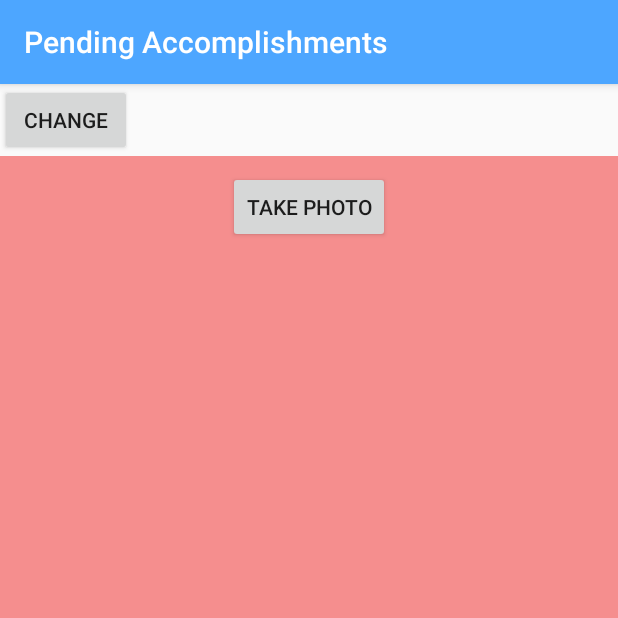
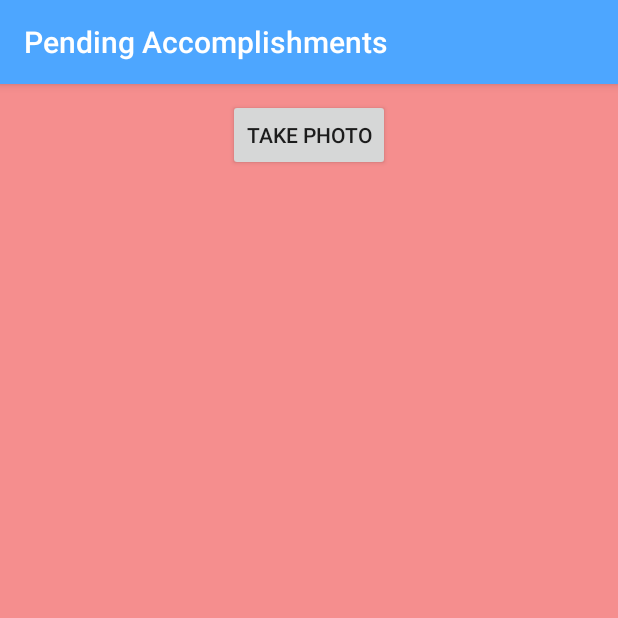
Before and after one commit to iBeket/VezbaAcumenics, an Android app: the FragmentActivity screen opened directly, with no data from a screen before it, on a phone screen of 412 x 824 dp, the top half of it. Run offline under Robolectric (Android 15) with nearby library versions, the phone set to English and light mode, and no system bars.

Commit message:
implementing viewPager with fragments as well as animation when we scroll from left to right and vice versa

```diff
--- /dev/null
+++ b/app/src/main/java/com/example/milos/vezba/DepthPageTransformer.java
@@ -0,0 +1,45 @@
+package com.example.milos.vezba;
+
+import android.support.v4.view.ViewPager;
+import android.view.View;
+
+/**
+ * Created by Milos on 19-Jul-17.
+ */
+
+public class DepthPageTransformer implements ViewPager.PageTransformer {
+    private static final float MIN_SCALE = 0.75f;
+
+    public void transformPage(View view, float position) {
+        int pageWidth = view.getWidth();
+
+        if (position < -1) { // [-Infinity,-1)
+            // This page is way off-screen to the left.
+            view.setAlpha(0);
+
+        } else if (position <= 0) { // [-1,0]
+            // Use the default slide transition when moving to the left page
+            view.setAlpha(1);
+            view.setTranslationX(0);
+            view.setScaleX(1);
+            view.setScaleY(1);
+
+        } else if (position <= 1) { // (0,1]
+            // Fade the page out.
+            view.setAlpha(1 - position);
+
+            // Counteract the default slide transition
+            view.setTranslationX(pageWidth * -position);
+
+            // Scale the page down (between MIN_SCALE and 1)
+            float scaleFactor = MIN_SCALE
+                    + (1 - MIN_SCALE) * (1 - Math.abs(position));
+            view.setScaleX(scaleFactor);
+            view.setScaleY(scaleFactor);
+
+        } else { // (1,+Infinity]
+            // This page is way off-screen to the right.
+            view.setAlpha(0);
+        }
+    }
+}
--- a/app/src/main/java/com/example/milos/vezba/FragmentActivity.java
+++ b/app/src/main/java/com/example/milos/vezba/FragmentActivity.java
@@ -3,13 +3,12 @@ package com.example.milos.vezba;
 import android.Manifest;
 import android.app.FragmentManager;
 import android.app.FragmentTransaction;
-import android.content.pm.ActivityInfo;
+import android.content.Context;
 import android.content.pm.PackageManager;
-import android.content.res.Configuration;
 import android.os.Bundle;
-import android.os.Handler;
 import android.support.v4.app.ActivityCompat;
 import android.support.v4.content.ContextCompat;
+import android.support.v4.view.ViewPager;
 import android.support.v7.app.AppCompatActivity;
 
 import android.view.View;
@@ -24,9 +23,8 @@ public class FragmentActivity extends AppCompatActivity {
 
     private Button photo;
     private Button video;
-    private Button change;
-    private boolean isClicked =false;
-
+    private ViewPager viewPager;
+    private PageAdapter pageAdapter;
 
     protected void onCreate(Bundle savedInstanceState) {
         super.onCreate(savedInstanceState);
@@ -34,43 +32,19 @@ public class FragmentActivity extends AppCompatActivity {
 
         photo = (Button) findViewById(R.id.button_fragment_photo);
         video = (Button) findViewById(R.id.button_fragment_video);
-        change = (Button) findViewById(R.id.change);
+        viewPager = (ViewPager) findViewById(R.id.viewPager);
+
+        pageAdapter = new PageAdapter(getSupportFragmentManager());
+        viewPager.setPageTransformer(true, new DepthPageTransformer());
+        viewPager.setAdapter(pageAdapter);
+
         //permissions for camera
         if (ContextCompat.checkSelfPermission(this, Manifest.permission.CAMERA) != PackageManager.PERMISSION_GRANTED) {
             photo.setEnabled(false);
             ActivityCompat.requestPermissions(this, new String[]{Manifest.permission.CAMERA, Manifest.permission.WRITE_EXTERNAL_STORAGE}, 0);
         }
-        FragmentManager fragmentManager = getFragmentManager();
-        FragmentTransaction fragmentTransaction = fragmentManager.beginTransaction();
+    }
 
-        FragmentClass1 frg1 = new FragmentClass1();
-        fragmentTransaction.replace(R.id.fragment_container, frg1);
-        fragmentTransaction.commit();
-        isClicked=true;
-        change.setOnClickListener(new View.OnClickListener() {
-            @Override
-            public void onClick(View v) {
-                if (!isClicked) {
-                    FragmentManager fragmentManager = getFragmentManager();
-                    FragmentTransaction fragmentTransaction = fragmentManager.beginTransaction();
-
-                    FragmentClass1 frg1 = new FragmentClass1();
-                    fragmentTransaction.replace(R.id.fragment_container, frg1);
-                    fragmentTransaction.commit();
-                    isClicked=true;
-                } else {
-                    FragmentManager fragmentManager1 = getFragmentManager();
-                    FragmentTransaction fragmentTransaction1 = fragmentManager1.beginTransaction();
-
-                    FragmentClass2 frg2 = new FragmentClass2();
-                    fragmentTransaction1.replace(R.id.fragment_container, frg2);
-                    fragmentTransaction1.commit();
-                    isClicked=false;
-                }
-            }
-        });
-
-    }
     //permissions for camera
     @Override
     public void onRequestPermissionsResult(int requestCode, String[] permissions, int[] grantResults) {
--- a/app/src/main/java/com/example/milos/vezba/FragmentClass1.java
+++ b/app/src/main/java/com/example/milos/vezba/FragmentClass1.java
@@ -1,10 +1,11 @@
 package com.example.milos.vezba;
 
-import android.app.Fragment;
+
 import android.content.Intent;
 import android.graphics.Bitmap;
 import android.os.Bundle;
 import android.support.annotation.Nullable;
+import android.support.v4.app.Fragment;
 import android.view.LayoutInflater;
 import android.view.View;
 import android.view.ViewGroup;
@@ -24,8 +25,8 @@ public class FragmentClass1 extends Fragment {
     private Bitmap bmp;
 
     public View onCreateView(LayoutInflater inflater, ViewGroup container, Bundle savedInstanceState) {
-        return inflater.inflate(R.layout.actyvity_fragment_photo, container, false);
-
+        View view = inflater.inflate(R.layout.actyvity_fragment_photo, container, false);
+        return view;
     }
 
     @Override
@@ -53,5 +54,4 @@ public class FragmentClass1 extends Fragment {
             imageFr.setImageBitmap(bmp);
         }
     }
-
 }
--- a/app/src/main/java/com/example/milos/vezba/FragmentClass2.java
+++ b/app/src/main/java/com/example/milos/vezba/FragmentClass2.java
@@ -1,25 +1,26 @@
 package com.example.milos.vezba;
 
-import android.app.Fragment;
+
+
+
 import android.content.Context;
 import android.content.Intent;
 import android.content.pm.ActivityInfo;
 import android.net.Uri;
 import android.os.Bundle;
-import android.os.Environment;
 import android.provider.MediaStore;
 import android.support.annotation.Nullable;
-import android.support.v4.content.ContextCompat;
+import android.support.v4.app.Fragment;
 import android.view.LayoutInflater;
 import android.view.MotionEvent;
 import android.view.View;
 import android.view.ViewGroup;
 import android.widget.Button;
-import android.widget.MediaController;
+
 import android.widget.Toast;
 import android.widget.VideoView;
 
-import static android.R.attr.data;
+
 
 /**
  * Created by Milos on 17-Jul-17.
@@ -33,7 +34,8 @@ public class FragmentClass2 extends Fragment {
     Uri uri;
 
     public View onCreateView(LayoutInflater inflater, ViewGroup container, Bundle savedInstanceState) {
-        return inflater.inflate(R.layout.activity_fragment_video, container, false);
+        View view = inflater.inflate(R.layout.activity_fragment_video, container, false);
+        return view;
     }
 
     @Override
@@ -61,10 +63,9 @@ public class FragmentClass2 extends Fragment {
                     videoFr.setVideoURI(uri);
                     videoFr.requestFocus();
                     videoFr.start();
-                }else{
+                } else {
                     Toast.makeText(context, "Error", Toast.LENGTH_SHORT).show();
                 }
-
 
                 return false;
             }
@@ -76,6 +77,4 @@ public class FragmentClass2 extends Fragment {
 
         uri = Uri.parse(data.getData().toString());
     }
-
-
 }
--- /dev/null
+++ b/app/src/main/java/com/example/milos/vezba/PageAdapter.java
@@ -0,0 +1,39 @@
+package com.example.milos.vezba;
+
+import android.support.v4.app.Fragment;
+import android.support.v4.app.FragmentManager;
+import android.support.v4.app.FragmentPagerAdapter;
+
+/**
+ * Created by Milos on 19-Jul-17.
+ */
+
+public class PageAdapter extends FragmentPagerAdapter {
+    private String[] titles= new String[]{"Take Photo", "Shoot Video"};
+
+    public PageAdapter(FragmentManager fm ){
+        super(fm);
+
+    }
+    @Override
+    public Fragment getItem(int position) {
+        switch (position) {
+            case 0:
+                return new FragmentClass1();
+            case 1:
+                return new FragmentClass2();
+            default:
+                return null;
+        }
+    }
+
+    @Override
+    public int getCount() {
+        return 2;
+    }
+    // Returns the page title for the top indicator
+    @Override
+    public CharSequence getPageTitle(int position) {
+        return  titles[position];
+    }
+}
--- a/app/src/main/res/layout/activity_fragment.xml
+++ b/app/src/main/res/layout/activity_fragment.xml
@@ -1,17 +1,16 @@
 <?xml version="1.0" encoding="utf-8"?>
 <LinearLayout xmlns:android="http://schemas.android.com/apk/res/android"
-    android:orientation="vertical" android:layout_width="match_parent"
-    android:layout_height="match_parent">
-    <Button
-        android:layout_width="wrap_content"
-        android:layout_height="wrap_content"
-        android:id="@+id/change"
-        android:text="Change"/>
-<FrameLayout
-    android:id="@+id/fragment_container"
-    android:layout_gravity="center"
     android:layout_width="match_parent"
-    android:layout_height="match_parent"></FrameLayout>
+    android:layout_height="match_parent"
+    android:orientation="vertical">
+
+
+
+    <android.support.v4.view.ViewPager xmlns:android="http://schemas.android.com/apk/res/android"
+        xmlns:app="http://schemas.android.com/apk/res-auto"
+        android:id="@+id/viewPager"
+        android:layout_width="fill_parent"
+        android:layout_height="fill_parent" />
 
 
 </LinearLayout>
```
